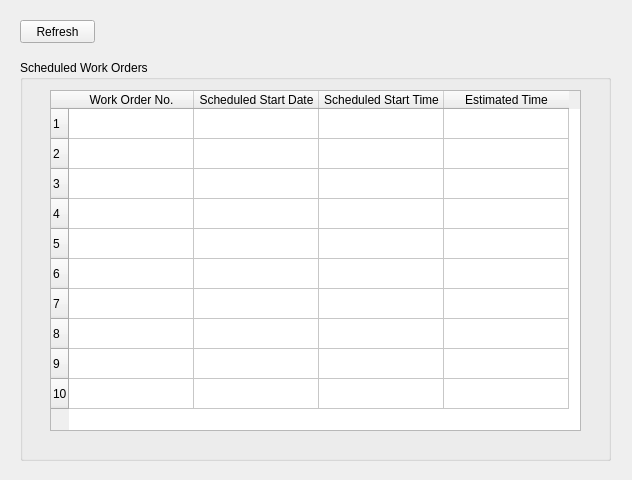
This is src/frontend/QT Designer Files/ViewScheduleWidget.ui in JamesShadowfyre/MANF555 as Qt 5 draws it before an edit. The edited form follows.
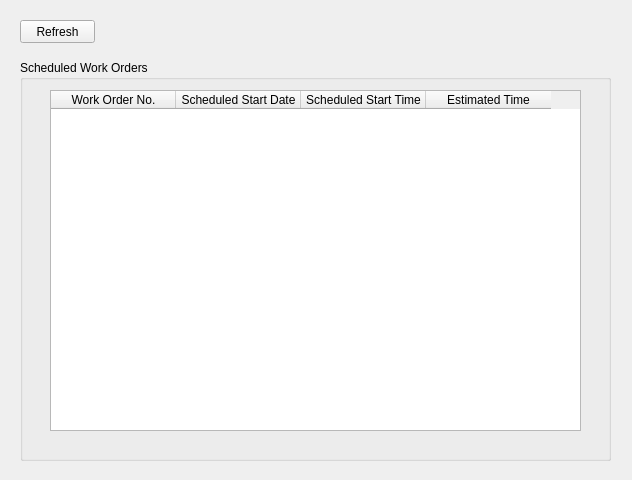
This is the edited form.

Commit message: ViewScheduleWidget_Handler now adding data to table when "Refresh" button is clicked

```diff
--- a/src/frontend/QT Designer Files/ViewScheduleWidget.ui
+++ b/src/frontend/QT Designer Files/ViewScheduleWidget.ui
@@ -37,56 +37,6 @@
     <attribute name="horizontalHeaderDefaultSectionSize">
      <number>125</number>
     </attribute>
-    <row>
-     <property name="text">
-      <string>1</string>
-     </property>
-    </row>
-    <row>
-     <property name="text">
-      <string>2</string>
-     </property>
-    </row>
-    <row>
-     <property name="text">
-      <string>3</string>
-     </property>
-    </row>
-    <row>
-     <property name="text">
-      <string>4</string>
-     </property>
-    </row>
-    <row>
-     <property name="text">
-      <string>5</string>
-     </property>
-    </row>
-    <row>
-     <property name="text">
-      <string>6</string>
-     </property>
-    </row>
-    <row>
-     <property name="text">
-      <string>7</string>
-     </property>
-    </row>
-    <row>
-     <property name="text">
-      <string>8</string>
-     </property>
-    </row>
-    <row>
-     <property name="text">
-      <string>9</string>
-     </property>
-    </row>
-    <row>
-     <property name="text">
-      <string>10</string>
-     </property>
-    </row>
     <column>
      <property name="text">
       <string>Work Order No.</string>
```
The commit also changes 3 other files.
